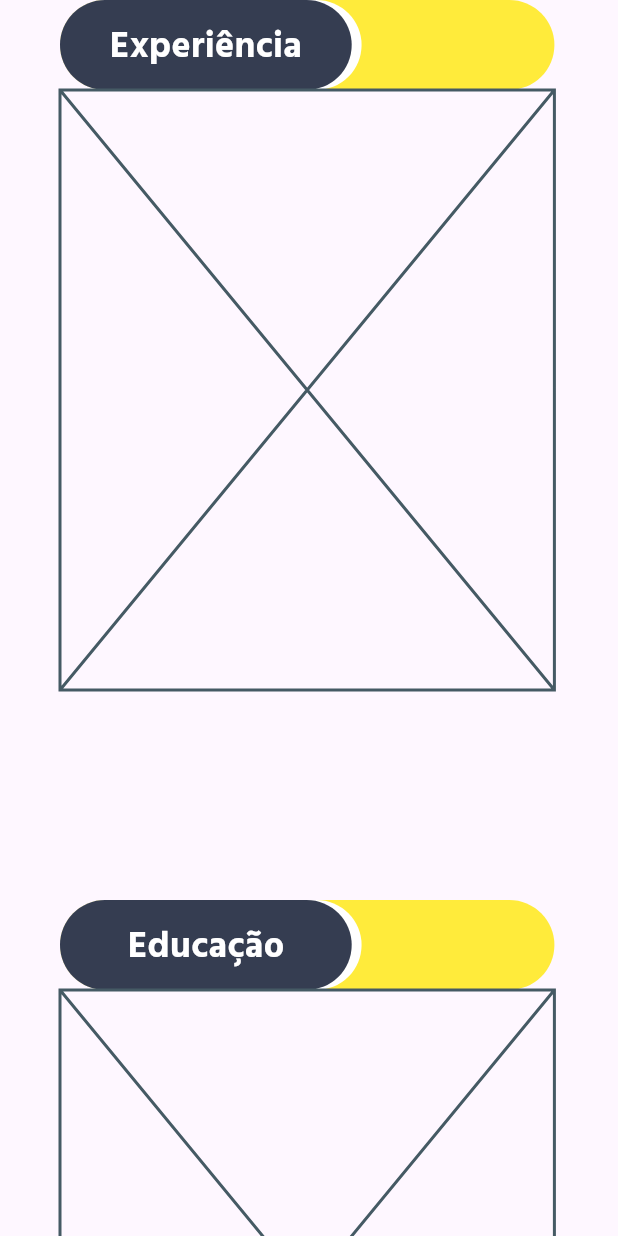
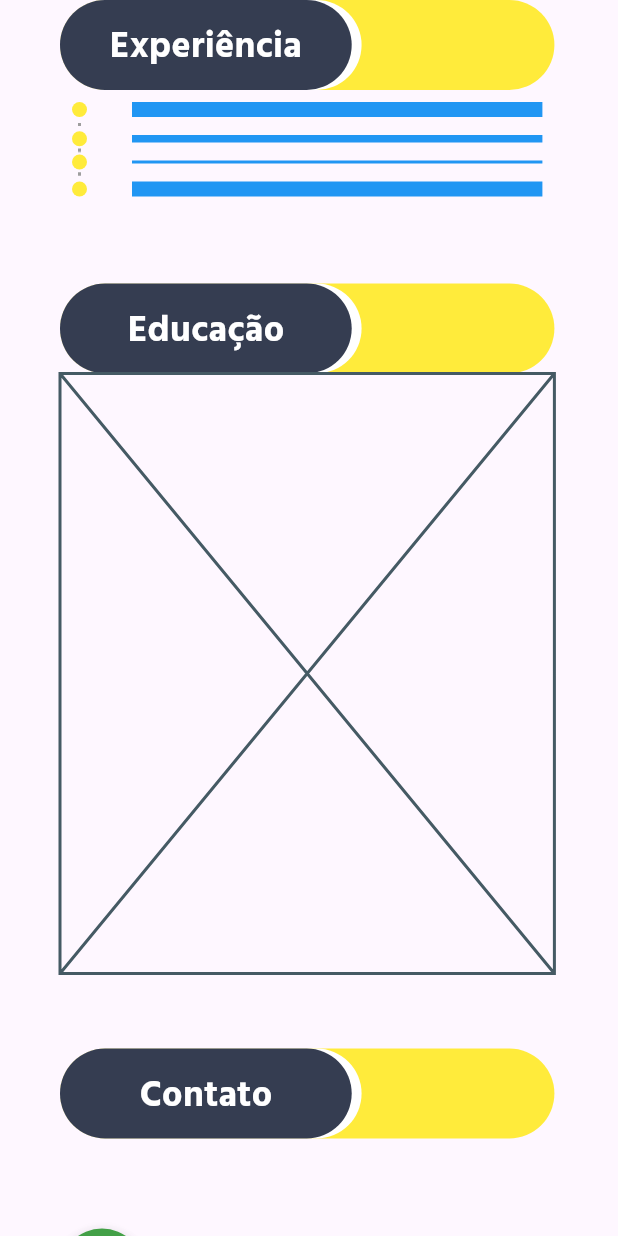
Before and after one commit to MatheusBlanco/matheus_blanco_online_cv, a Flutter app: the FieldCollectionRight widget shown alone on an empty page, opened directly, on a phone screen of 412 x 824 dp. Run offline on Flutter 3.47's test engine with Material 3 defaults, Android fonts, the phone set to English and light mode, and no system bars; our stand-ins replace flutter_easyloading, font_awesome_flutter, percent_indicator, responsive_builder; missing offline and left inert: dart:js.

Commit message:
feat: :sparkles: Initiates timeline of experiences

```diff
--- a/lib/widgets/curriculum/information_fields/field_collection_right.dart
+++ b/lib/widgets/curriculum/information_fields/field_collection_right.dart
@@ -1,6 +1,7 @@
 import 'package:flutter/material.dart';
 import 'package:matheus_blanco_online_cv/widgets/curriculum/information_fields/widgets/contact_info.dart';
 import 'package:matheus_blanco_online_cv/widgets/curriculum/information_fields/widgets/information_fields_widget.dart';
+import 'package:matheus_blanco_online_cv/widgets/curriculum/information_fields/widgets/professional_experiences.dart';
 
 class FieldCollectionRight extends StatefulWidget {
   const FieldCollectionRight({super.key});
@@ -19,7 +20,11 @@ class _FieldCollectionRightState extends State<FieldCollectionRight> {
         padding: EdgeInsets.only(left: 40, right: 40),
         child: Column(
           children: [
-            InformationFieldWidget(position: position, title: 'Experiência'),
+            InformationFieldWidget(
+              position: position,
+              title: 'Experiência',
+              child: ProfessionalExperiences(),
+            ),
             InformationFieldWidget(position: position, title: 'Educação'),
             InformationFieldWidget(
               position: position,
--- a/lib/widgets/curriculum/information_fields/widgets/information_fields_widget.dart
+++ b/lib/widgets/curriculum/information_fields/widgets/information_fields_widget.dart
@@ -28,9 +28,11 @@ class InformationFieldStateWidget extends State<InformationFieldWidget> {
       constraints: BoxConstraints(
         minHeight: 5.0,
         minWidth: width,
-        maxHeight: 600,
+        maxHeight: double.infinity,
         maxWidth: width,
       ),
+      child: Container(
+        margin: const EdgeInsets.only(bottom: 50),
         child: Column(
           children: [
             Container(
@@ -65,6 +67,7 @@ class InformationFieldStateWidget extends State<InformationFieldWidget> {
             widget.child,
           ],
         ),
+      ),
     );
   }
 }
--- /dev/null
+++ b/lib/widgets/curriculum/information_fields/widgets/professional_experiences.dart
@@ -0,0 +1,31 @@
+import 'package:flutter/material.dart';
+import 'package:matheus_blanco_online_cv/utils/constants.dart';
+import 'package:matheus_blanco_online_cv/widgets/timeline_widget/timeline.dart';
+
+class ProfessionalExperiences extends StatefulWidget {
+  const ProfessionalExperiences({super.key});
+
+  @override
+  State<ProfessionalExperiences> createState() =>
+      _ProfessionalExperiencesState();
+}
+
+class _ProfessionalExperiencesState extends State<ProfessionalExperiences> {
+  @override
+  Widget build(BuildContext context) {
+    return SizedBox(
+      width: w,
+      child: TimelineWidget(
+        indicatorColor: Colors.yellow,
+        indicatorSize: 10,
+        gutterSpacing: 30,
+        children: <Widget>[
+          Container(height: 10, color: Colors.blue),
+          Container(height: 5, color: Colors.blue),
+          Container(height: 2, color: Colors.blue),
+          Container(height: 10, color: Colors.blue),
+        ],
+      ),
+    );
+  }
+}
--- /dev/null
+++ b/lib/widgets/timeline_widget/timeline.dart
@@ -0,0 +1,177 @@
+import 'package:flutter/material.dart';
+
+class TimelineWidget extends StatelessWidget {
+  const TimelineWidget({
+    super.key,
+    required this.children,
+    this.indicators,
+    this.isLeftAligned = true,
+    this.itemGap = 12.0,
+    this.gutterSpacing = 4.0,
+    this.padding = const EdgeInsets.all(8),
+    this.controller,
+    this.lineColor = Colors.grey,
+    this.physics,
+    this.shrinkWrap = true,
+    this.primary = false,
+    this.reverse = false,
+    this.indicatorSize = 30.0,
+    this.lineGap = 4.0,
+    this.indicatorColor = Colors.blue,
+    this.indicatorStyle = PaintingStyle.fill,
+    this.strokeCap = StrokeCap.butt,
+    this.strokeWidth = 2.0,
+    this.style = PaintingStyle.stroke,
+  })  : itemCount = children.length,
+        assert(itemGap >= 0),
+        assert(lineGap >= 0),
+        assert(indicators == null || children.length == indicators.length);
+
+  final List<Widget> children;
+  final double itemGap;
+  final double gutterSpacing;
+  final List<Widget>? indicators;
+  final bool isLeftAligned;
+  final EdgeInsets padding;
+  final ScrollController? controller;
+  final int itemCount;
+  final ScrollPhysics? physics;
+  final bool shrinkWrap;
+  final bool primary;
+  final bool reverse;
+
+  final Color lineColor;
+  final double lineGap;
+  final double indicatorSize;
+  final Color indicatorColor;
+  final PaintingStyle indicatorStyle;
+  final StrokeCap strokeCap;
+  final double strokeWidth;
+  final PaintingStyle style;
+  @override
+  Widget build(BuildContext context) {
+    return ListView.separated(
+      itemCount: itemCount,
+      padding: padding,
+      separatorBuilder: (_, __) => SizedBox(
+        height: itemGap,
+      ),
+      physics: physics,
+      shrinkWrap: shrinkWrap,
+      controller: controller,
+      reverse: reverse,
+      primary: primary,
+      itemBuilder: (context, index) {
+        final child = children[index];
+        final isFirst = index == 0;
+        final isLast = index == itemCount - 1;
+        Widget? indicator;
+
+        if (indicators != null) {
+          indicator = indicators![index];
+        }
+
+        final timelineTile = <Widget>[
+          CustomPaint(
+            foregroundPainter: _TimelinePainter(
+              hideDefaultIndicator: indicator != null,
+              lineColor: lineColor,
+              indicatorColor: indicatorColor,
+              indicatorSize: indicatorSize,
+              indicatorStyle: indicatorStyle,
+              isFirst: isFirst,
+              isLast: isLast,
+              lineGap: lineGap,
+              strokeCap: strokeCap,
+              strokeWidth: strokeWidth,
+              style: style,
+              itemGap: itemGap,
+            ),
+            child: SizedBox(
+              height: double.infinity,
+              width: indicatorSize,
+              child: indicator,
+            ),
+          ),
+          SizedBox(width: gutterSpacing),
+          Expanded(child: child),
+        ];
+
+        return IntrinsicHeight(
+          child: Row(
+            crossAxisAlignment: CrossAxisAlignment.start,
+            mainAxisAlignment: MainAxisAlignment.start,
+            children:
+                isLeftAligned ? timelineTile : timelineTile.reversed.toList(),
+          ),
+        );
+      },
+    );
+  }
+}
+
+class _TimelinePainter extends CustomPainter {
+  _TimelinePainter({
+    required this.hideDefaultIndicator,
+    required this.indicatorColor,
+    required this.indicatorStyle,
+    required this.indicatorSize,
+    required this.lineGap,
+    required this.strokeCap,
+    required this.strokeWidth,
+    required this.style,
+    required this.lineColor,
+    required this.isFirst,
+    required this.isLast,
+    required this.itemGap,
+  })  : linePaint = Paint()
+          ..color = lineColor
+          ..strokeCap = strokeCap
+          ..strokeWidth = strokeWidth
+          ..style = style,
+        circlePaint = Paint()
+          ..color = indicatorColor
+          ..style = indicatorStyle;
+
+  final bool hideDefaultIndicator;
+  final Color indicatorColor;
+  final PaintingStyle indicatorStyle;
+  final double indicatorSize;
+  final double lineGap;
+  final StrokeCap strokeCap;
+  final double strokeWidth;
+  final PaintingStyle style;
+  final Color lineColor;
+  final Paint linePaint;
+  final Paint circlePaint;
+  final bool isFirst;
+  final bool isLast;
+  final double itemGap;
+
+  @override
+  void paint(Canvas canvas, Size size) {
+    final indicatorRadius = indicatorSize / 2;
+    final halfItemGap = itemGap / 2;
+    final indicatorMargin = indicatorRadius + lineGap;
+
+    final top = size.topLeft(Offset(indicatorRadius, 0.0 - halfItemGap));
+    final centerTop =
+        size.centerLeft(Offset(indicatorRadius, -indicatorMargin));
+
+    final bottom = size.bottomLeft(Offset(indicatorRadius, 0.0 + halfItemGap));
+    final centerBottom =
+        size.centerLeft(Offset(indicatorRadius, indicatorMargin));
+
+    if (!isFirst) canvas.drawLine(top, centerTop, linePaint);
+    if (!isLast) canvas.drawLine(centerBottom, bottom, linePaint);
+
+    if (!hideDefaultIndicator) {
+      final Offset offsetCenter = size.centerLeft(Offset(indicatorRadius, 0));
+
+      canvas.drawCircle(offsetCenter, indicatorRadius, circlePaint);
+    }
+  }
+
+  @override
+  bool shouldRepaint(covariant CustomPainter oldDelegate) => false;
+}
```
Also changed, not shown: 1 other file. Lines whose indentation alone changed are shown as unchanged.
